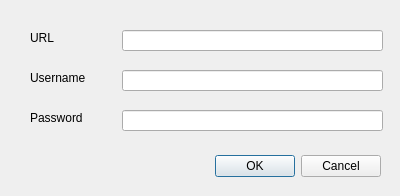
nens/ggmn-qgis, file lizard_downloader_dialog_base.ui: the form before one commit.
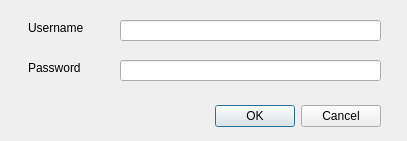
The form after the commit.

Commit message: Removed 'url' field

```diff
--- a/lizard_downloader_dialog_base.ui
+++ b/lizard_downloader_dialog_base.ui
@@ -6,8 +6,8 @@
    <rect>
     <x>0</x>
     <y>0</y>
-    <width>400</width>
-    <height>196</height>
+    <width>407</width>
+    <height>141</height>
    </rect>
   </property>
   <property name="windowTitle">
@@ -17,7 +17,7 @@
    <property name="geometry">
     <rect>
      <x>40</x>
-     <y>150</y>
+     <y>100</y>
      <width>341</width>
      <height>32</height>
     </rect>
@@ -29,34 +29,11 @@
     <set>QDialogButtonBox::Cancel|QDialogButtonBox::Ok</set>
    </property>
   </widget>
-  <widget class="QLineEdit" name="url">
-   <property name="geometry">
-    <rect>
-     <x>122</x>
-     <y>30</y>
-     <width>261</width>
-     <height>21</height>
-    </rect>
-   </property>
-  </widget>
-  <widget class="QLabel" name="label">
-   <property name="geometry">
-    <rect>
-     <x>30</x>
-     <y>30</y>
-     <width>131</width>
-     <height>16</height>
-    </rect>
-   </property>
-   <property name="text">
-    <string>URL</string>
-   </property>
-  </widget>
   <widget class="QLabel" name="label_2">
    <property name="geometry">
     <rect>
-     <x>30</x>
-     <y>70</y>
+     <x>28</x>
+     <y>20</y>
      <width>81</width>
      <height>16</height>
     </rect>
@@ -68,8 +45,8 @@
   <widget class="QLineEdit" name="username">
    <property name="geometry">
     <rect>
-     <x>122</x>
-     <y>70</y>
+     <x>120</x>
+     <y>20</y>
      <width>261</width>
      <height>21</height>
     </rect>
@@ -78,8 +55,8 @@
   <widget class="QLineEdit" name="password">
    <property name="geometry">
     <rect>
-     <x>122</x>
-     <y>110</y>
+     <x>120</x>
+     <y>60</y>
      <width>261</width>
      <height>21</height>
     </rect>
@@ -91,8 +68,8 @@
   <widget class="QLabel" name="label_3">
    <property name="geometry">
     <rect>
-     <x>30</x>
-     <y>110</y>
+     <x>28</x>
+     <y>60</y>
      <width>81</width>
      <height>16</height>
     </rect>
```
